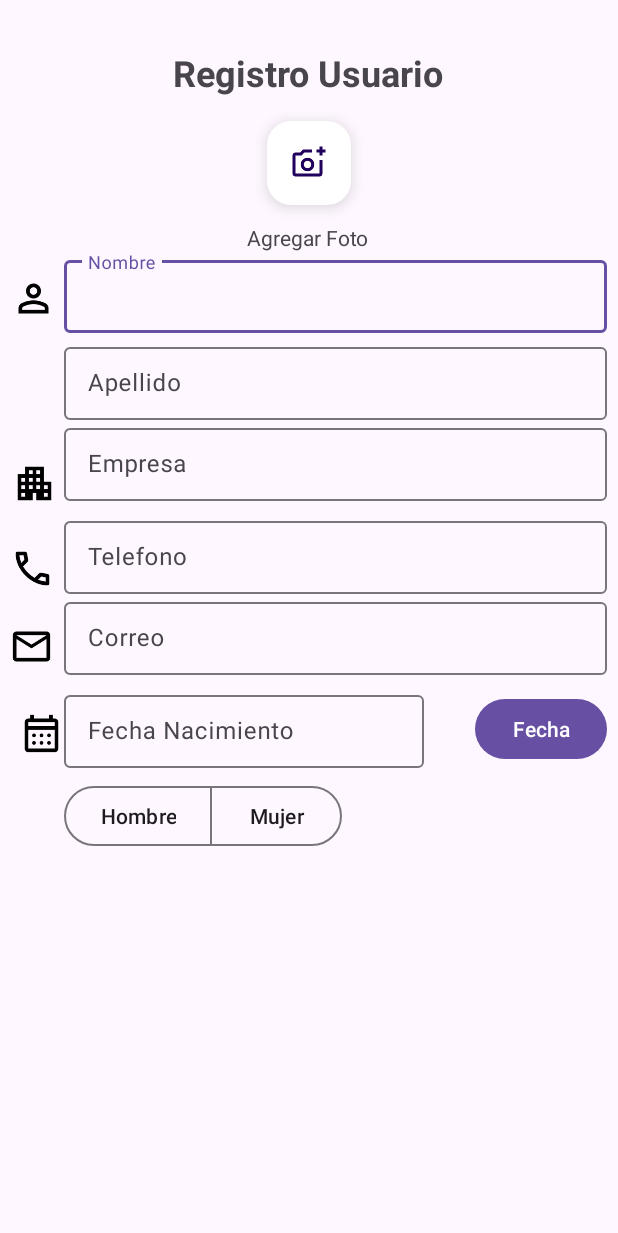
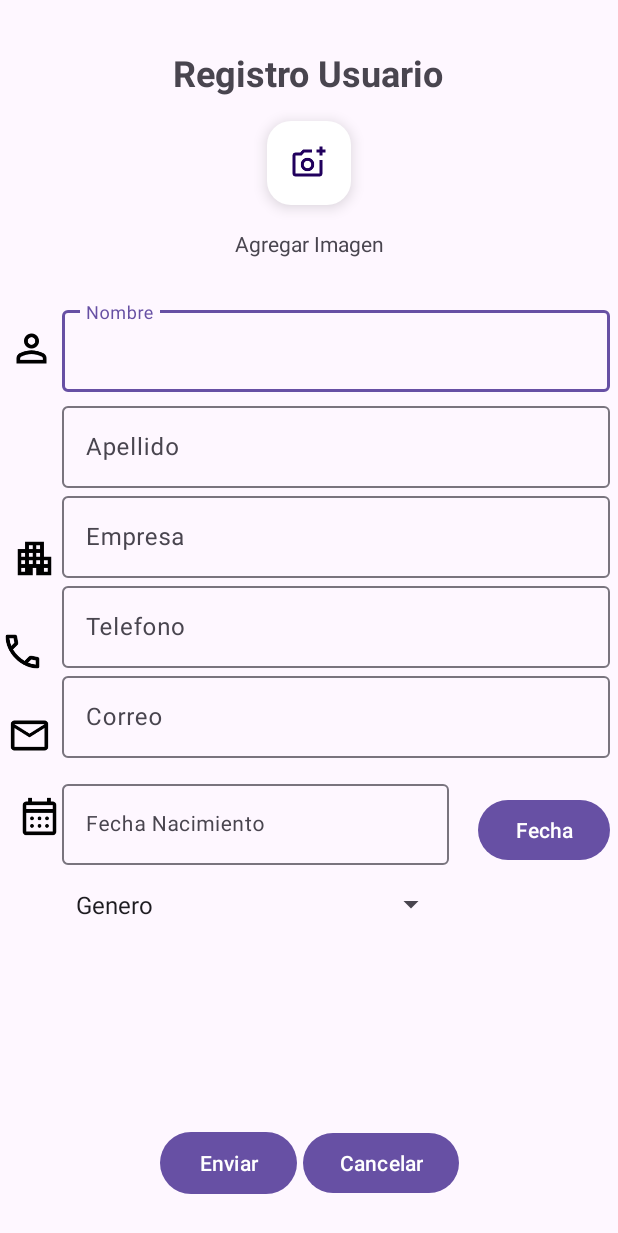
Before and after one commit to MrHemba/TAREA1MOVIL, an Android app: the screen it shows after launch (MainActivity), on a phone screen of 412 x 824 dp. Shown: the top 1233 px of the screen. Run offline under Robolectric (Android 15) with nearby library versions, the phone set to English and light mode, and no system bars.

Commit message:
Mejora Para Tarea

```diff
--- a/app/src/main/AndroidManifest.xml
+++ b/app/src/main/AndroidManifest.xml
@@ -1,6 +1,8 @@
 <?xml version="1.0" encoding="utf-8"?>
 <manifest xmlns:android="http://schemas.android.com/apk/res/android"
     xmlns:tools="http://schemas.android.com/tools">
+    <uses-permission android:name="android.permission.READ_EXTERNAL_STORAGE"/>
+
 
     <application
         android:allowBackup="true"
@@ -13,6 +15,9 @@
         android:theme="@style/Theme.Practica4Respons"
         tools:targetApi="31">
         <activity
+            android:name=".MainActivity2"
+            android:exported="false" />
+        <activity
             android:name=".MainActivity"
             android:exported="true">
             <intent-filter>
--- a/app/src/main/java/com/example/practica4respons/MainActivity.java
+++ b/app/src/main/java/com/example/practica4respons/MainActivity.java
@@ -1,24 +1,107 @@
 package com.example.practica4respons;
 
+import android.app.DatePickerDialog;
+import android.content.Intent;
 import android.os.Bundle;
+import android.view.View;
+import android.widget.ArrayAdapter;
+import android.widget.Button;
+import android.widget.DatePicker;
+import android.widget.EditText;
+import android.widget.ImageView;
+import android.widget.Spinner;
+import android.widget.TextView;
 
 import androidx.activity.EdgeToEdge;
 import androidx.appcompat.app.AppCompatActivity;
-import androidx.core.graphics.Insets;
-import androidx.core.view.ViewCompat;
-import androidx.core.view.WindowInsetsCompat;
 
-public class MainActivity extends AppCompatActivity {
+import java.util.Calendar;
 
+public class MainActivity extends AppCompatActivity implements View.OnClickListener {
+    Button btnFecha;
+    TextView txtFecha, txtNombre, txtApellido, txtEmpresa, txtTelefono, txtCorreo, txtFeecha;
+    private int dia, mes, ano;
+
+    private Spinner spinner;
+
+
+    //Principal
     @Override
     protected void onCreate(Bundle savedInstanceState) {
         super.onCreate(savedInstanceState);
         EdgeToEdge.enable(this);
         setContentView(R.layout.activity_main);
-        ViewCompat.setOnApplyWindowInsetsListener(findViewById(R.id.main), (v, insets) -> {
-            Insets systemBars = insets.getInsets(WindowInsetsCompat.Type.systemBars());
-            v.setPadding(systemBars.left, systemBars.top, systemBars.right, systemBars.bottom);
-            return insets;
-        });
+
+        btnFecha = (Button) findViewById(R.id.btnFecha);
+         txtFecha = (TextView) findViewById(R.id.txtFecha);
+          txtNombre = (EditText)findViewById(R.id.txtNombre);
+          txtApellido = (EditText)findViewById(R.id.txtApellido);
+          txtEmpresa = (EditText)findViewById(R.id.txtEmpresa);
+          txtTelefono = (EditText)findViewById(R.id.txtTelefono);
+          txtCorreo = (EditText)findViewById(R.id.txtCorreo);
+          txtFeecha = (EditText)findViewById(R.id.txtFecha);
+
+         btnFecha.setOnClickListener(this);
+
+         //spinner Seleccionar Sexo
+         spinner = (Spinner) findViewById(R.id.spinner);
+         String [] respuesta = {"Genero","Hombre", "Mujer","Otro" };
+         ArrayAdapter<String> adapter = new ArrayAdapter<String>(this, android.R.layout.simple_spinner_item, respuesta);
+         adapter.setDropDownViewResource(android.R.layout.simple_spinner_dropdown_item);
+         spinner.setAdapter(adapter);
+
     }
+    @Override
+
+    //metodo para la fecha
+    public void onClick(View v) {
+       if(v==btnFecha){
+       final Calendar c= Calendar.getInstance();
+
+       dia=c.get(Calendar.DAY_OF_MONTH);
+       mes=c.get(Calendar.MONTH);
+       ano=c.get(Calendar.YEAR);
+
+           DatePickerDialog datePickerDialog = new DatePickerDialog(this, new DatePickerDialog.OnDateSetListener() {
+               @Override
+               public void onDateSet(DatePicker view, int year, int month, int dayOfMonth) {
+
+                   txtFecha.setText(dayOfMonth+"/"+(month+1)+"/"+year);
+               }
+           },ano,mes,dia);
+           datePickerDialog.show();
+           }
+    }
+    //metodo para enviar
+    public void btEnviar(View view)
+    {
+
+        Intent intent = new Intent(  MainActivity.this, MainActivity2.class);
+
+        Bundle b = new Bundle();
+        b.putString("NOMBRE",txtNombre.getText().toString());
+        b.putString("APELLIDO",txtApellido.getText().toString());
+        b.putString("EMPRESA",txtEmpresa.getText().toString());
+        b.putString("TELEFONO",txtTelefono.getText().toString());
+        b.putString("CORREO",txtCorreo.getText().toString());
+        b.putString("FECHA",txtFeecha.getText().toString());
+        b.putString("GENERO",spinner.getSelectedItem().toString());
+
+        intent.putExtras(b);
+
+        startActivity(intent);
+    }
+
+    //metodo para limpiar
+        public void onClick2(View v) {
+
+        txtNombre.setText("");
+        txtApellido.setText("");
+        txtEmpresa.setText("");
+        txtTelefono.setText("");
+        txtCorreo.setText("");
+        txtFeecha.setText("");
+        spinner.setSelection(0);
+        }
+
 }
--- a/app/src/main/res/layout/activity_main.xml
+++ b/app/src/main/res/layout/activity_main.xml
@@ -21,6 +21,7 @@
         app:layout_constraintStart_toStartOf="parent"
         app:layout_constraintTop_toTopOf="parent" />
 
+
     <com.google.android.material.floatingactionbutton.FloatingActionButton
         android:id="@+id/floatingActionButton"
         android:layout_width="wrap_content"
@@ -29,31 +30,21 @@
         android:clickable="true"
         app:backgroundTint="#FFFFFF"
         app:fabSize="auto"
-        app:layout_constraintBottom_toTopOf="@+id/txtAgregarF"
         app:layout_constraintEnd_toEndOf="@+id/textView"
         app:layout_constraintStart_toStartOf="@+id/textView"
         app:layout_constraintTop_toBottomOf="@+id/textView"
         app:srcCompat="@drawable/icocamara" />
 
-    <TextView
-        android:id="@+id/txtAgregarF"
-        android:layout_width="wrap_content"
-        android:layout_height="wrap_content"
-        android:layout_marginTop="12dp"
-        android:text="Agregar Foto"
-        app:layout_constraintEnd_toEndOf="@+id/floatingActionButton"
-        app:layout_constraintHorizontal_bias="0.538"
-        app:layout_constraintStart_toStartOf="@+id/floatingActionButton"
-        app:layout_constraintTop_toBottomOf="@+id/floatingActionButton" />
-
 
     <ScrollView
+        android:id="@+id/scrollView2"
         android:layout_width="0dp"
-        android:layout_height="0dp"
-        app:layout_constraintBottom_toBottomOf="parent"
+        android:layout_height="wrap_content"
+        app:layout_constraintBottom_toTopOf="@+id/constraintLayout"
         app:layout_constraintEnd_toEndOf="parent"
         app:layout_constraintStart_toStartOf="parent"
-        app:layout_constraintTop_toBottomOf="@+id/txtAgregarF">
+        app:layout_constraintTop_toBottomOf="@+id/textView3"
+        app:layout_constraintVertical_bias="0.18">
 
         <androidx.constraintlayout.widget.ConstraintLayout
             android:layout_width="match_parent"
@@ -73,8 +64,8 @@
 
             <com.google.android.material.textfield.TextInputLayout
                 android:id="@+id/txtNombreL"
-                android:layout_width="362dp"
-                android:layout_height="54dp"
+                android:layout_width="365dp"
+                android:layout_height="60dp"
                 android:layout_marginStart="3dp"
                 android:layout_marginEnd="8dp"
                 app:layout_constraintEnd_toEndOf="parent"
@@ -90,8 +81,8 @@
 
             <com.google.android.material.textfield.TextInputLayout
                 android:id="@+id/txtApellidoL"
-                android:layout_width="362dp"
-                android:layout_height="54dp"
+                android:layout_width="365dp"
+                android:layout_height="60dp"
                 android:layout_marginTop="4dp"
                 app:layout_constraintEnd_toEndOf="@+id/txtNombreL"
                 app:layout_constraintHorizontal_bias="0.0"
@@ -107,8 +98,8 @@
 
             <com.google.android.material.textfield.TextInputLayout
                 android:id="@+id/txtEmpresaL"
-                android:layout_width="362dp"
-                android:layout_height="54dp"
+                android:layout_width="365dp"
+                android:layout_height="60dp"
                 app:layout_constraintEnd_toEndOf="@+id/txtApellidoL"
                 app:layout_constraintStart_toStartOf="@+id/txtApellidoL"
                 app:layout_constraintTop_toBottomOf="@+id/txtApellidoL">
@@ -135,21 +126,6 @@
                 app:layout_constraintTop_toBottomOf="@+id/txtApellidoL"
                 app:srcCompat="@drawable/empresa" />
 
-            <com.google.android.material.textfield.TextInputLayout
-                android:id="@+id/txtTelefono"
-                android:layout_width="362dp"
-                android:layout_height="54dp"
-                android:layout_marginTop="8dp"
-                app:layout_constraintEnd_toEndOf="@+id/txtEmpresaL"
-                app:layout_constraintStart_toStartOf="@+id/txtEmpresaL"
-                app:layout_constraintTop_toBottomOf="@+id/txtEmpresaL">
-
-                <com.google.android.material.textfield.TextInputEditText
-                    android:layout_width="match_parent"
-                    android:layout_height="wrap_content"
-                    android:hint="Telefono" />
-            </com.google.android.material.textfield.TextInputLayout>
-
             <ImageView
                 android:id="@+id/imageView7"
                 android:layout_width="30dp"
@@ -158,20 +134,20 @@
                 android:layout_marginBottom="16dp"
                 android:tint="#000000"
                 app:layout_constraintBottom_toTopOf="@+id/imageView8"
-                app:layout_constraintEnd_toStartOf="@+id/txtTelefono"
                 app:layout_constraintStart_toStartOf="parent"
                 app:layout_constraintTop_toBottomOf="@+id/txtEmpresaL"
                 app:srcCompat="@drawable/phone" />
 
             <com.google.android.material.textfield.TextInputLayout
                 android:id="@+id/txtCorreoL"
-                android:layout_width="362dp"
-                android:layout_height="54dp"
-                app:layout_constraintEnd_toEndOf="@+id/txtTelefono"
-                app:layout_constraintStart_toStartOf="@+id/txtTelefono"
-                app:layout_constraintTop_toBottomOf="@+id/txtTelefono">
+                android:layout_width="365dp"
+                android:layout_height="60dp"
+                app:layout_constraintEnd_toEndOf="@+id/textInputLayout"
+                app:layout_constraintStart_toStartOf="@+id/textInputLayout"
+                app:layout_constraintTop_toBottomOf="@+id/textInputLayout">
 
                 <com.google.android.material.textfield.TextInputEditText
+                    android:id="@+id/txtCorreo"
                     android:layout_width="match_parent"
                     android:layout_height="wrap_content"
                     android:hint="Correo" />
@@ -181,14 +157,12 @@
                 android:id="@+id/imageView8"
                 android:layout_width="30dp"
                 android:layout_height="30dp"
-                android:layout_marginTop="16dp"
                 android:layout_marginBottom="24dp"
                 android:tint="#000000"
                 app:layout_constraintBottom_toTopOf="@+id/imageView9"
                 app:layout_constraintEnd_toStartOf="@+id/txtCorreoL"
                 app:layout_constraintHorizontal_bias="0.454"
                 app:layout_constraintStart_toStartOf="parent"
-                app:layout_constraintTop_toBottomOf="@+id/txtTelefono"
                 app:srcCompat="@drawable/email" />
 
             <ImageView
@@ -206,55 +180,102 @@
 
             <com.google.android.material.textfield.TextInputLayout
                 android:id="@+id/txtDate"
-                android:layout_width="240dp"
-                android:layout_height="54dp"
-                android:layout_marginTop="8dp"
+                android:layout_width="258dp"
+                android:layout_height="64dp"
+                android:layout_marginTop="12dp"
                 app:layout_constraintStart_toStartOf="@+id/txtCorreoL"
                 app:layout_constraintTop_toBottomOf="@+id/txtCorreoL">
 
                 <com.google.android.material.textfield.TextInputEditText
+                    android:id="@+id/txtFecha"
                     android:layout_width="match_parent"
-                    android:layout_height="wrap_content"
-                    android:hint="Fecha Nacimiento" />
+                    android:layout_height="54dp"
+                    android:hint="Fecha Nacimiento"
+                    android:textSize="14sp" />
             </com.google.android.material.textfield.TextInputLayout>
 
             <Button
-                android:id="@+id/btnReg"
+                android:id="@+id/btnFecha"
                 android:layout_width="wrap_content"
                 android:layout_height="wrap_content"
-                android:layout_marginTop="12dp"
+                android:layout_marginTop="24dp"
+                android:onClick="onClick"
                 android:text="Fecha"
                 app:layout_constraintEnd_toEndOf="@+id/txtCorreoL"
                 app:layout_constraintHorizontal_bias="1.0"
                 app:layout_constraintStart_toEndOf="@+id/txtDate"
                 app:layout_constraintTop_toBottomOf="@+id/txtCorreoL" />
 
-            <com.google.android.material.button.MaterialButtonToggleGroup
-                android:id="@+id/tgbGenero"
-                android:layout_width="wrap_content"
-                android:layout_height="wrap_content"
+            <com.google.android.material.textfield.TextInputLayout
+                android:id="@+id/textInputLayout"
+                android:layout_width="365dp"
+                android:layout_height="60dp"
+                app:layout_constraintEnd_toEndOf="@+id/txtEmpresaL"
+                app:layout_constraintStart_toStartOf="@+id/txtEmpresaL"
+                app:layout_constraintTop_toBottomOf="@+id/txtEmpresaL">
+
+                <com.google.android.material.textfield.TextInputEditText
+                    android:id="@+id/txtTelefono"
+                    android:layout_width="match_parent"
+                    android:layout_height="wrap_content"
+                    android:hint="Telefono" />
+            </com.google.android.material.textfield.TextInputLayout>
+
+            <Spinner
+                android:id="@+id/spinner"
+                android:layout_width="255dp"
+                android:layout_height="27dp"
                 android:layout_marginTop="8dp"
+                android:autofillHints="No Definido"
+                app:layout_constraintEnd_toEndOf="@+id/txtDate"
                 app:layout_constraintStart_toEndOf="@+id/imageView9"
-                app:layout_constraintTop_toBottomOf="@+id/txtDate">
-
-                <Button
-                    android:id="@+id/button1"
-                    style="?attr/materialButtonOutlinedStyle"
-                    android:layout_width="wrap_content"
-                    android:layout_height="wrap_content"
-                    android:text="Hombre" />
-
-                <Button
-                    android:id="@+id/button2"
-                    style="?attr/materialButtonOutlinedStyle"
-                    android:layout_width="wrap_content"
-                    android:layout_height="wrap_content"
-                    android:text="Mujer"
-                    app:singleSelection="true" />
-
-            </com.google.android.material.button.MaterialButtonToggleGroup>
+                app:layout_constraintTop_toBottomOf="@+id/txtDate" />
 
         </androidx.constraintlayout.widget.ConstraintLayout>
     </ScrollView>
 
+    <androidx.constraintlayout.widget.ConstraintLayout
+        android:id="@+id/constraintLayout"
+        android:layout_width="wrap_content"
+        android:layout_height="wrap_content"
+        android:layout_marginBottom="24dp"
+        app:layout_constraintBottom_toBottomOf="parent"
+        app:layout_constraintEnd_toEndOf="parent"
+        app:layout_constraintStart_toStartOf="parent">
+
+        <Button
+            android:id="@+id/btnEnviar"
+            android:layout_width="91dp"
+            android:layout_height="49dp"
+            android:layout_marginEnd="4dp"
+            android:onClick="btEnviar"
+            android:text="Enviar"
+            app:layout_constraintBottom_toBottomOf="parent"
+            app:layout_constraintEnd_toStartOf="@+id/btnCancelar"
+            app:layout_constraintStart_toStartOf="parent"
+            app:layout_constraintTop_toTopOf="parent"
+            app:layout_constraintVertical_bias="0.448" />
+
+        <Button
+            android:id="@+id/btnCancelar"
+            android:layout_width="wrap_content"
+            android:layout_height="wrap_content"
+            android:onClick="onClick2"
+            android:text="Cancelar"
+            app:layout_constraintBottom_toBottomOf="parent"
+            app:layout_constraintEnd_toEndOf="parent"
+            app:layout_constraintStart_toEndOf="@+id/btnEnviar"
+            app:layout_constraintTop_toTopOf="parent" />
+    </androidx.constraintlayout.widget.ConstraintLayout>
+
+    <TextView
+        android:id="@+id/textView3"
+        android:layout_width="wrap_content"
+        android:layout_height="wrap_content"
+        android:layout_marginTop="16dp"
+        android:text="Agregar Imagen"
+        app:layout_constraintEnd_toEndOf="@+id/floatingActionButton"
+        app:layout_constraintStart_toStartOf="@+id/floatingActionButton"
+        app:layout_constraintTop_toBottomOf="@+id/floatingActionButton" />
+
 </androidx.constraintlayout.widget.ConstraintLayout>
```
Also changed, not shown: app/src/main/java/com/example/practica4respons/MainActivity2.java (added, +52 -0 lines), app/src/main/res/layout/activity_main2.xml (added, +221 -0 lines).
